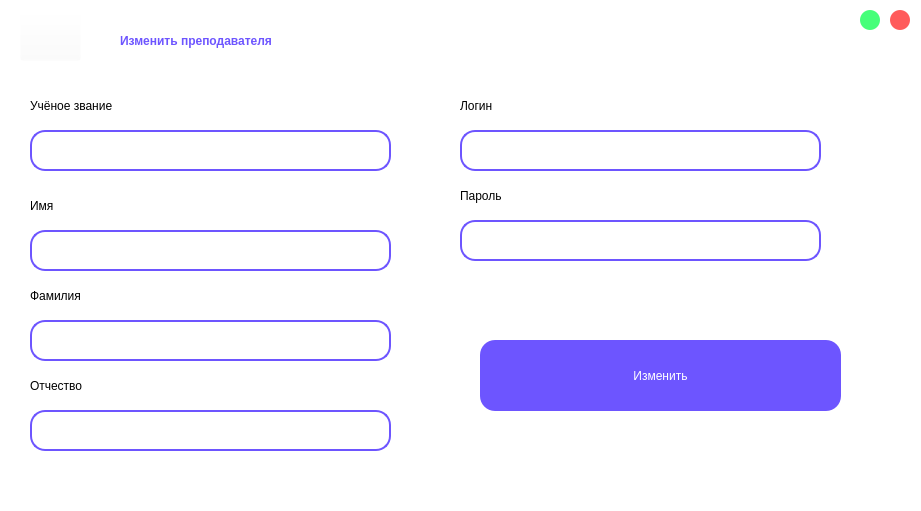
This is project/change_prof.ui in AssasinNik/meow as Qt 5 draws it before an edit. The edited form follows.
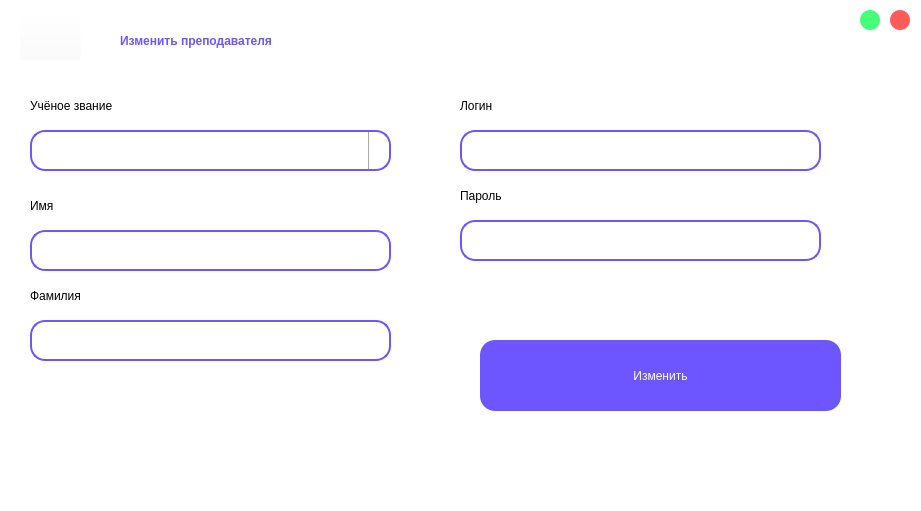
This is the edited form. Icons and pictures are not drawn.

Diff of the .ui file:
```diff
--- a/project/change_prof.ui
+++ b/project/change_prof.ui
@@ -181,24 +181,6 @@
     <string/>
    </property>
   </widget>
-  <widget class="QLineEdit" name="lineEdit_7">
-   <property name="geometry">
-    <rect>
-     <x>30</x>
-     <y>130</y>
-     <width>361</width>
-     <height>41</height>
-    </rect>
-   </property>
-   <property name="styleSheet">
-    <string notr="true">border-radius: 15px; 
-font: 14pt &quot;Karla&quot;;
-padding-left: 10px;
-padding-right:10px;
-border: 2px solid #6D55FF;
-</string>
-   </property>
-  </widget>
   <widget class="QLabel" name="label_5">
    <property name="geometry">
     <rect>
@@ -294,24 +276,6 @@
     <string/>
    </property>
   </widget>
-  <widget class="QLineEdit" name="lineEdit_4">
-   <property name="geometry">
-    <rect>
-     <x>30</x>
-     <y>410</y>
-     <width>361</width>
-     <height>41</height>
-    </rect>
-   </property>
-   <property name="styleSheet">
-    <string notr="true">border-radius: 15px; 
-font: 14pt &quot;Karla&quot;;
-padding-left: 10px;
-padding-right:10px;
-border: 2px solid #6D55FF;
-</string>
-   </property>
-  </widget>
   <widget class="QPushButton" name="pushButton_4">
    <property name="geometry">
     <rect>
@@ -338,24 +302,6 @@
     </size>
    </property>
   </widget>
-  <widget class="QLabel" name="label_4">
-   <property name="geometry">
-    <rect>
-     <x>30</x>
-     <y>370</y>
-     <width>161</width>
-     <height>31</height>
-    </rect>
-   </property>
-   <property name="styleSheet">
-    <string notr="true">color: rgb(0, 0, 0);
-font: 75 18pt &quot;Karla&quot;;
-</string>
-   </property>
-   <property name="text">
-    <string>Отчество</string>
-   </property>
-  </widget>
   <widget class="QLabel" name="label_7">
    <property name="geometry">
     <rect>
@@ -374,6 +320,62 @@
     <string>Учёное звание</string>
    </property>
   </widget>
+  <widget class="QComboBox" name="comboBox">
+   <property name="geometry">
+    <rect>
+     <x>30</x>
+     <y>130</y>
+     <width>361</width>
+     <height>41</height>
+    </rect>
+   </property>
+   <property name="styleSheet">
+    <string notr="true">QComboBox {
+    border-radius: 15px; 
+    font: 14pt &quot;Karla&quot;;
+    padding-left: 10px;
+    padding-right:10px;
+    border: 2px solid #6D55FF;
+    color: black; /* Default text color - black */
+}
+
+QComboBox::drop-down {
+    subcontrol-origin: padding;
+    subcontrol-position: top right;
+    width: 20px;
+    border-left-width: 1px;
+    border-left-color: darkgray;
+    border-left-style: solid;
+    border-top-right-radius: 3px;
+    border-bottom-right-radius: 3px;
+}
+
+QComboBox::down-arrow {
+    image: url(:/new/prefix1/combobox.png);
+    width: 20px;
+    height: 20px;
+}
+
+QComboBox QAbstractItemView {
+    border: 2px solid #6D55FF;
+    color: #6D55FF; /* Text color in the dropdown - purple */
+    background-color: white; 
+}
+
+QComboBox:hover { /* Hover state - highlight with purple border */
+    border: 2px solid #6D55FF;
+}
+
+QComboBox:focus { /* Focus state - highlight with purple border */
+    border: 2px solid #6D55FF;
+}
+
+QComboBox:selected { /* Selected state - highlight with purple border */
+    border: 2px solid #6D55FF;
+    color: #6D55FF; /* Text color in the selected state - purple */
+}</string>
+   </property>
+  </widget>
  </widget>
  <resources>
   <include location="greeting.qrc"/>
```
Left out of the diff: 2 changed lines with no effect on the pictures.
